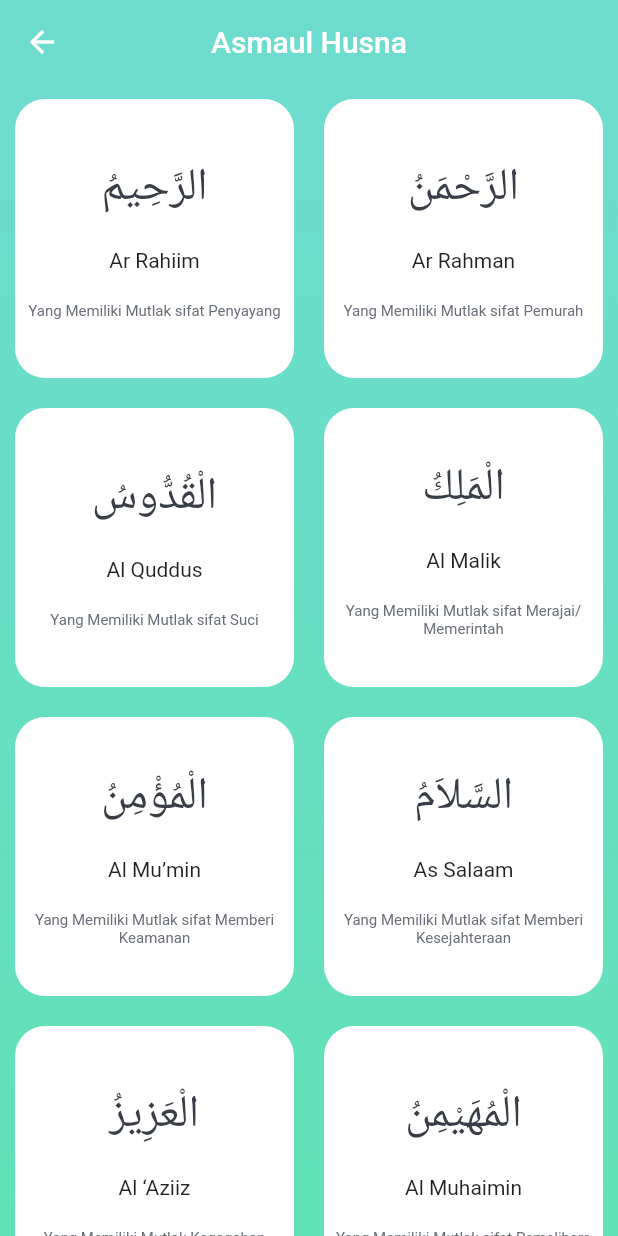
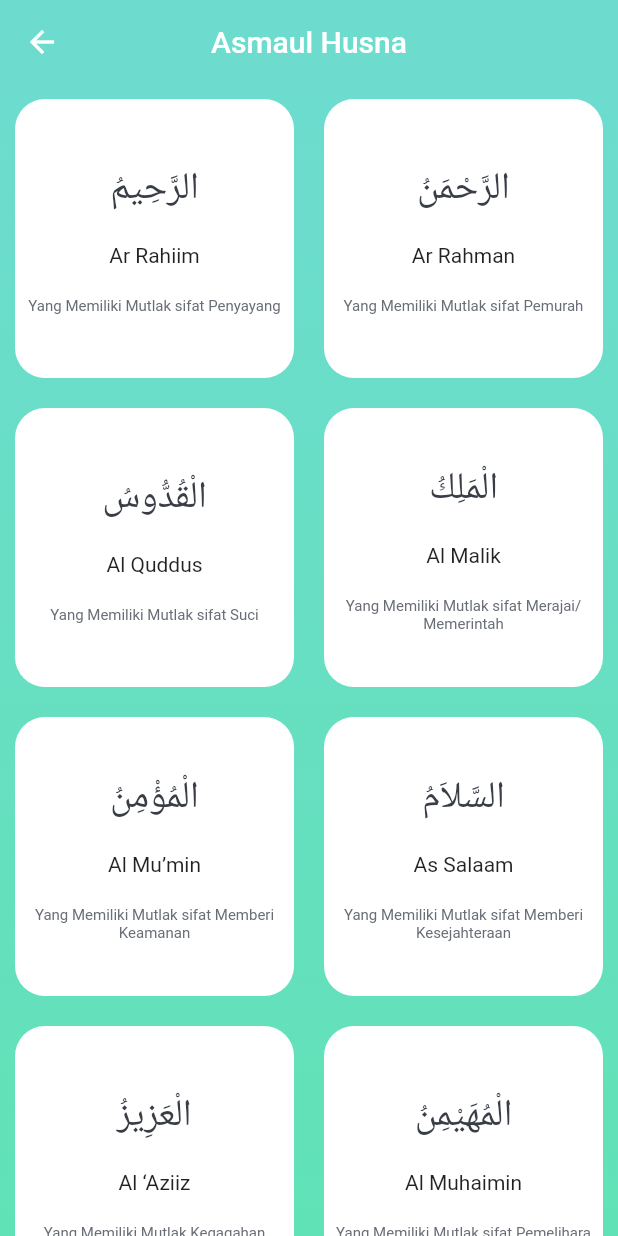
Before and after one commit to SyifaAinnur/muslim-app, a Flutter app: the PageAsmaulHusna screen opened directly, on a phone screen of 412 x 824 dp. Run offline on Flutter 3.47's test engine with Material 2 defaults, Android fonts, the phone set to English and light mode, and no system bars; our stand-ins replace audioplayers, carousel_slider, flutter_image_slideshow, flutter_svg, geocoding, geolocator and 8 more; missing offline and left inert: flutter_qiblah, geocoder, geolocator_web, pk_skeleton, shared_preferences_web; network calls fail; project files that could hold a hidden picture were left out.

Commit message:
update tampilan hp

```diff
--- a/lib/pages/page_menu.dart
+++ b/lib/pages/page_menu.dart
@@ -158,7 +158,7 @@ class _MenuPageState extends State<MenuPage> {
                                               MainAxisAlignment.spaceBetween,
                                           children: [
                                             Container(
-                                              width: 200,
+                                              width: 220,
                                               margin: EdgeInsets.only(top: 5),
                                               child: FutureBuilder(
                                                 future: LocationServices()
--- a/lib/pages/page_panduan.dart
+++ b/lib/pages/page_panduan.dart
@@ -54,7 +54,7 @@ class _PageSholatState extends State<PageSholat> {
                     crossAxisAlignment: CrossAxisAlignment.start,
                     children: [
                       Padding(
-                        padding: const EdgeInsets.only(left: 25),
+                        padding: const EdgeInsets.only(left: 8),
                         child: Column(
                           children: [
                             SizedBox(
--- a/lib/pages/page_splash.dart
+++ b/lib/pages/page_splash.dart
@@ -19,8 +19,8 @@ class PageSplash extends StatelessWidget {
                 begin: Alignment.topCenter,
                 end: Alignment.bottomCenter,
                 colors: [
-                  Color(0xff29286C),
-                  Color(0xffE69ED8),
+                  Color(0xff6DDCCF),
+                  Color(0xff61E2B6),
                 ],
               ),
             ),
--- a/lib/widget/cardasmaul.dart
+++ b/lib/widget/cardasmaul.dart
@@ -27,7 +27,7 @@ class CardAsmaul extends StatelessWidget {
           children: <Widget>[
             Text(
               arabic,
-              style: TextStyle(fontSize: 30.0,
+              style: TextStyle(fontSize: 25.0,
               color: Color(0xff393E46)
               ),
             ),
@@ -45,6 +45,7 @@ class CardAsmaul extends StatelessWidget {
               color: Color(0xff686D76)
               ),
             ),
+
           ],
         ),
       ),
```
Also changed, not shown: 2 other files.
